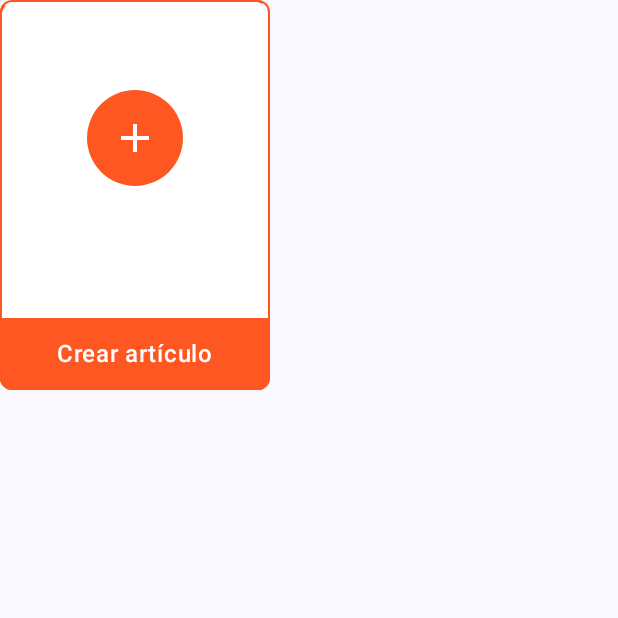
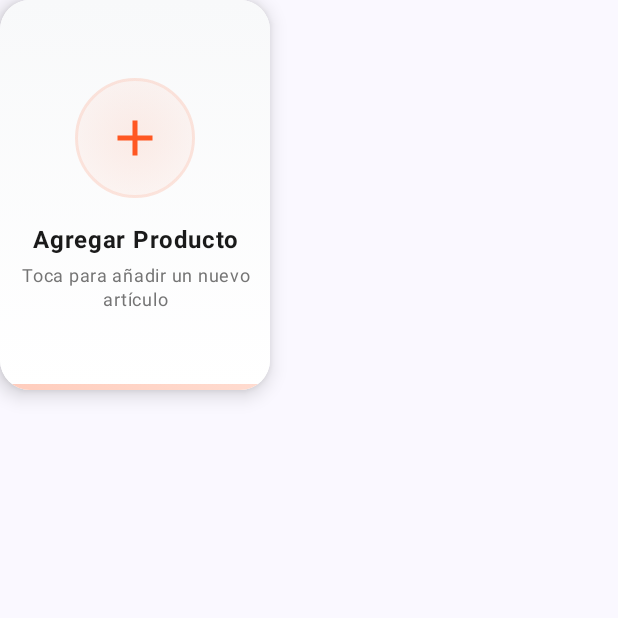
Before and after one commit to Tiago0507/usolo-project-appsmoviles, an Android app built with Jetpack Compose: the composable AddProductCard shown on its own in the app's theme, on a phone screen of 412 x 824 dp, the top half of it. Run offline under Robolectric (Android 15) with nearby library versions, the phone set to English and light mode, and no system bars; pictures from the network do not load.

Commit message:
fix: fixing style of product cards

```diff
--- a/usolo/app/src/main/java/com/example/usolo/features/rental_registration/ui/components/AddProductCard.kt
+++ b/usolo/app/src/main/java/com/example/usolo/features/rental_registration/ui/components/AddProductCard.kt
@@ -2,102 +2,126 @@ package com.example.usolo.features.rental_registration.ui.components
 
 import androidx.compose.foundation.background
 import androidx.compose.foundation.border
-import androidx.compose.foundation.layout.Arrangement
-import androidx.compose.foundation.layout.Box
-import androidx.compose.foundation.layout.Column
-import androidx.compose.foundation.layout.Spacer
-import androidx.compose.foundation.layout.fillMaxSize
-import androidx.compose.foundation.layout.fillMaxWidth
-import androidx.compose.foundation.layout.height
-import androidx.compose.foundation.layout.size
-import androidx.compose.foundation.layout.width
-import androidx.compose.foundation.shape.CircleShape
+import androidx.compose.foundation.layout.*
 import androidx.compose.foundation.shape.RoundedCornerShape
-import androidx.compose.material3.Card
-import androidx.compose.material3.CardDefaults
-import androidx.compose.material3.Icon
-import androidx.compose.material3.Text
-import androidx.compose.runtime.Composable
+import androidx.compose.material.icons.Icons
+import androidx.compose.material.icons.filled.Add
+import androidx.compose.material3.*
+import androidx.compose.runtime.*
 import androidx.compose.ui.Alignment
 import androidx.compose.ui.Modifier
-import androidx.compose.ui.draw.clip
-import androidx.compose.ui.draw.drawBehind
-import androidx.compose.ui.geometry.CornerRadius
+import androidx.compose.ui.graphics.Brush
 import androidx.compose.ui.graphics.Color
-import androidx.compose.ui.graphics.PathEffect
-import androidx.compose.ui.graphics.SolidColor
-import androidx.compose.ui.graphics.drawscope.Stroke
 import androidx.compose.ui.text.font.FontWeight
+import androidx.compose.ui.text.style.TextAlign
 import androidx.compose.ui.unit.dp
-import androidx.compose.material.icons.Icons
-import androidx.compose.material.icons.filled.Add
+import androidx.compose.ui.unit.sp
 
 @Composable
-fun AddProductCard(onClick: () -> Unit) {
+fun AddProductCard(
+    onClick: () -> Unit
+) {
     Card(
         modifier = Modifier
             .width(180.dp)
-            .height(260.dp)
-            .border(
-                width = 1.dp,
-                brush = SolidColor(Color(0xFFFF5722)),
-                shape = RoundedCornerShape(8.dp)
-            ),
+            .height(260.dp),
+        shape = RoundedCornerShape(20.dp),
+        elevation = CardDefaults.cardElevation(defaultElevation = 8.dp),
         colors = CardDefaults.cardColors(
             containerColor = Color.White
         ),
-        onClick = onClick,
-        shape = RoundedCornerShape(8.dp),
-        elevation = CardDefaults.cardElevation(4.dp)
+        onClick = onClick
     ) {
-        Column(
+        Box(
             modifier = Modifier
                 .fillMaxSize()
-                .drawBehind {
-                    val strokeWidth = 3f
-                    val dashWidth = 10f
-                    val dashGap = 10f
-                    drawRoundRect(
-                        color = Color(0xFFFF5722),
-                        style = Stroke(
-                            width = strokeWidth,
-                            pathEffect = PathEffect.dashPathEffect(floatArrayOf(dashWidth, dashGap))
+                .background(
+                    brush = Brush.verticalGradient(
+                        colors = listOf(
+                            Color(0xFFF8F9FA),
+                            Color(0xFFFFFFFF)
+                        )
+                    )
+                ),
+            contentAlignment = Alignment.Center
+        ) {
+            Column(
+                horizontalAlignment = Alignment.CenterHorizontally,
+                verticalArrangement = Arrangement.Center
+            ) {
+                // Círculo con ícono de +
+                Box(
+                    modifier = Modifier
+                        .size(80.dp)
+                        .background(
+                            brush = Brush.radialGradient(
+                                colors = listOf(
+                                    Color(0xFFFF5722).copy(alpha = 0.1f),
+                                    Color(0xFFFF5722).copy(alpha = 0.05f)
+                                )
+                            ),
+                            shape = RoundedCornerShape(50)
+                        )
+                        .border(
+                            width = 2.dp,
+                            brush = Brush.radialGradient(
+                                colors = listOf(
+                                    Color(0xFFFF5722).copy(alpha = 0.3f),
+                                    Color(0xFFFF5722).copy(alpha = 0.1f)
+                                )
+                            ),
+                            shape = RoundedCornerShape(50)
                         ),
-                        cornerRadius = CornerRadius(16f, 16f)
+                    contentAlignment = Alignment.Center
+                ) {
+                    Icon(
+                        imageVector = Icons.Default.Add,
+                        contentDescription = "Agregar producto",
+                        modifier = Modifier.size(40.dp),
+                        tint = Color(0xFFFF5722)
                     )
-                },
-            verticalArrangement = Arrangement.SpaceBetween,
-            horizontalAlignment = Alignment.CenterHorizontally
-        ) {
-            Spacer(modifier = Modifier.height(32.dp))
-            Box(
-                modifier = Modifier
-                    .size(64.dp)
-                    .clip(CircleShape)
-                    .background(Color(0xFFFF5722)),
-                contentAlignment = Alignment.Center
-            ) {
-                Icon(
-                    imageVector = Icons.Default.Add,
-                    contentDescription = "Agregar",
-                    tint = Color.White,
-                    modifier = Modifier.size(32.dp)
+                }
+
+                Spacer(modifier = Modifier.height(16.dp))
+
+                // Texto principal
+                Text(
+                    text = "Agregar Producto",
+                    fontWeight = FontWeight.Bold,
+                    fontSize = 16.sp,
+                    color = Color(0xFF1A1A1A),
+                    textAlign = TextAlign.Center
+                )
+
+                Spacer(modifier = Modifier.height(4.dp))
+
+                // Texto secundario
+                Text(
+                    text = "Toca para añadir un nuevo artículo",
+                    fontWeight = FontWeight.Normal,
+                    fontSize = 12.sp,
+                    color = Color(0xFF757575),
+                    textAlign = TextAlign.Center,
+                    lineHeight = 16.sp
                 )
             }
-            Spacer(modifier = Modifier.height(32.dp))
+
+            // Indicador inferior decorativo
             Box(
                 modifier = Modifier
                     .fillMaxWidth()
-                    .height(48.dp)
-                    .background(Color(0xFFFF5722)),
-                contentAlignment = Alignment.Center
-            ) {
-                Text(
-                    text = "Crear artículo",
-                    color = Color.White,
-                    fontWeight = FontWeight.Medium
-                )
-            }
+                    .height(4.dp)
+                    .align(Alignment.BottomCenter)
+                    .background(
+                        brush = Brush.horizontalGradient(
+                            colors = listOf(
+                                Color(0xFFFF5722).copy(alpha = 0.3f),
+                                Color(0xFFFF8A65).copy(alpha = 0.3f)
+                            )
+                        ),
+                        shape = RoundedCornerShape(bottomStart = 20.dp, bottomEnd = 20.dp)
+                    )
+            )
         }
     }
 }
```
Also changed, not shown: usolo/app/src/main/java/com/example/usolo/features/rental_registration/ui/components/BaseProductCard.kt (+67 -24 lines), usolo/app/src/main/java/com/example/usolo/features/rental_registration/ui/components/RentalProductCard.kt (+146 -72 lines), 3 other files.
